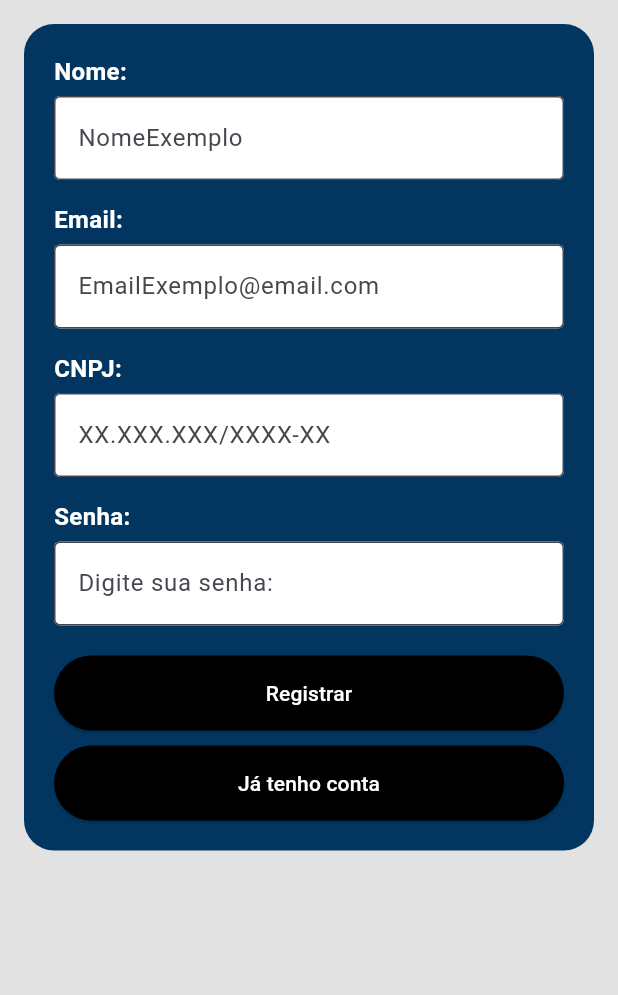
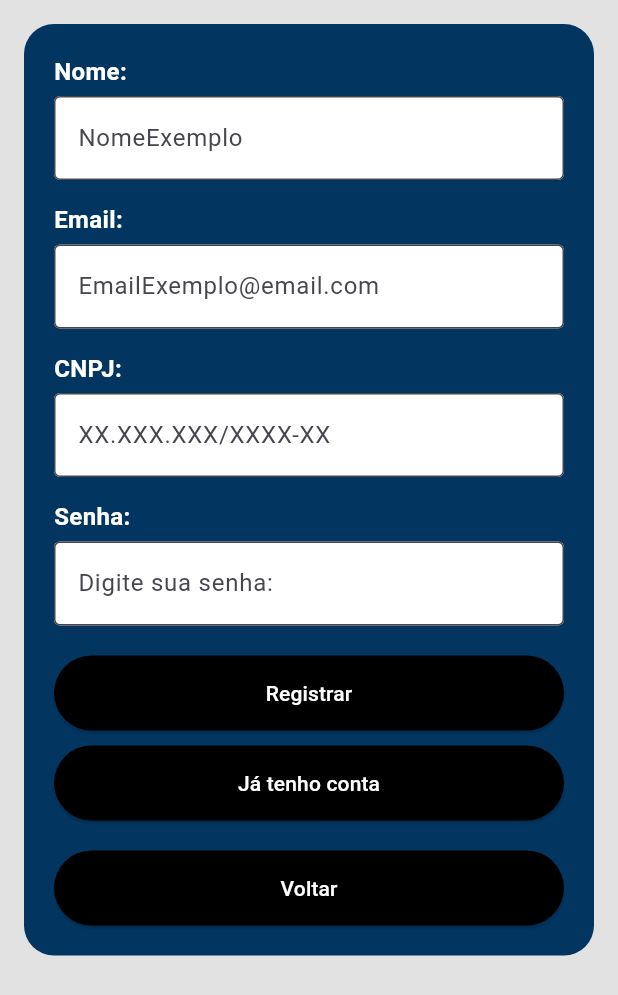
Before and after one commit to DE4THB0RN/Donapp, a Flutter app: the CadastroOng screen opened directly, on a phone screen of 412 x 824 dp. Shown: the top 995 px of the screen. Run offline on Flutter 3.47's test engine with Material 3 defaults, Android fonts, the phone set to English and light mode, and no system bars; our stand-ins replace brasil_fields, carousel_slider, flutter_image_compress, image_picker, shared_preferences, sqflite; missing offline and left inert: encrypt_decrypt_plus; accounts and stored records are empty.

Commit message:
comit de novo

```diff
--- a/lib/Telas/CadastroOng.dart
+++ b/lib/Telas/CadastroOng.dart
@@ -145,6 +145,13 @@ class _CadastroOngState extends State<CadastroOng> {
                         Navigator.pushReplacementNamed(context, 'Login_ONG');
                       },
                     ),
+                    SizedBox(height: 20),
+                    CustomButton(
+                      text: 'Voltar',
+                      onPressed: () {
+                        Navigator.pushReplacementNamed(context, 'Escolha');
+                      },
+                    ),
                   ],
                 ),
               ),
```
Also changed, not shown: lib/Telas/LoginPage.dart (+7 -0 lines).
